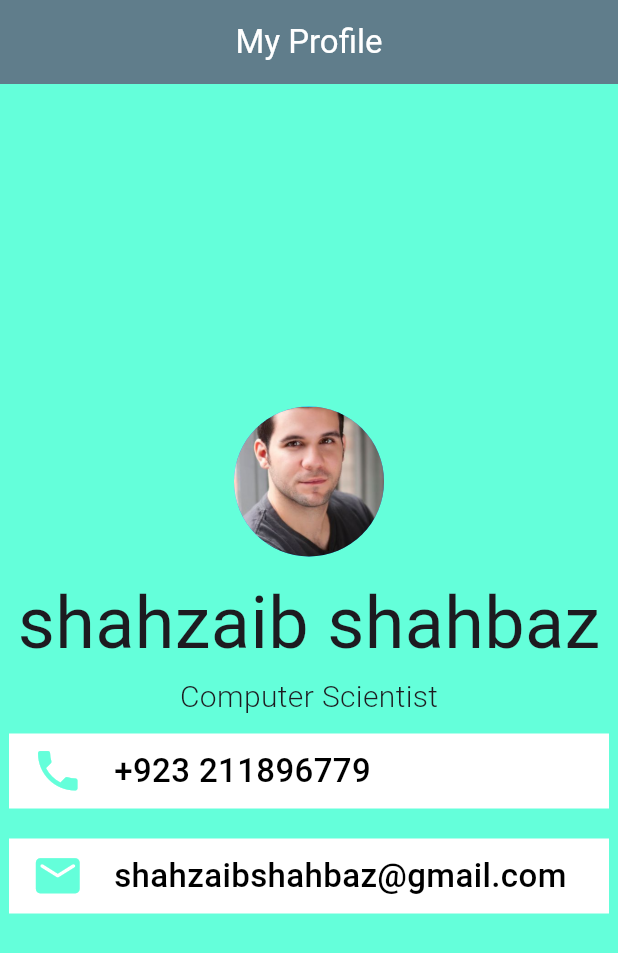
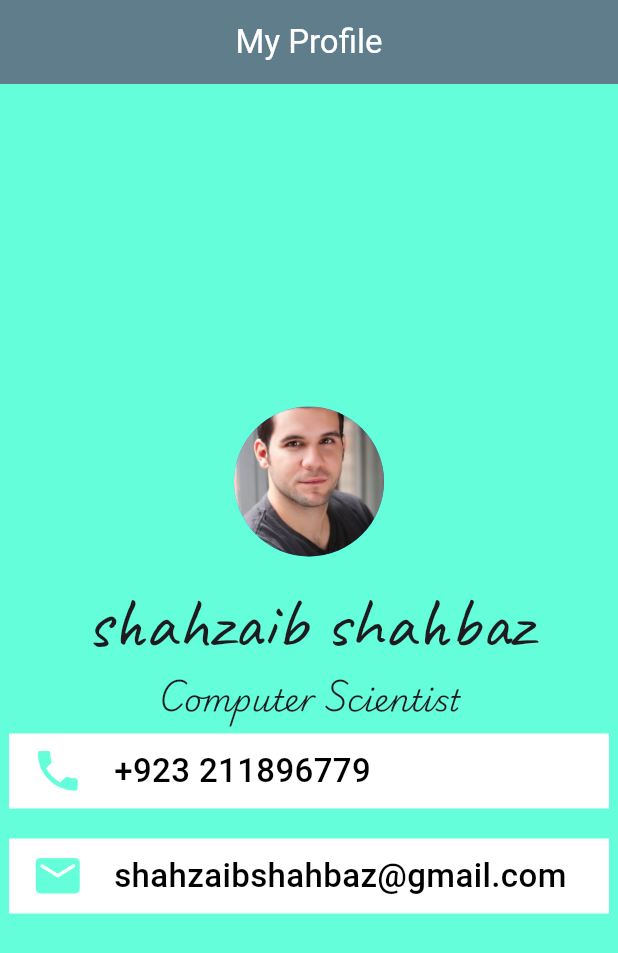
Before and after one commit to ShahzaibShahbaz/Random-Flutter, a Flutter app: the screen it shows after launch, on a phone screen of 412 x 824 dp. Shown: the top 953 px of the screen. Run offline on Flutter 3.47's test engine with Material 3 defaults, Android fonts, the phone set to English and light mode, and no system bars; our stand-ins replace google_fonts.

Commit message:
updated main.dart
added two styles of fonts and updated yaml file

```diff
--- a/lib/main.dart
+++ b/lib/main.dart
@@ -38,11 +38,11 @@ class MyApp extends StatelessWidget {
                     height: 10,
                   ),
 
-                  Text('shahzaib shahbaz', style: TextStyle(fontSize: 48),),
+                  Text('shahzaib shahbaz', style: TextStyle(fontSize: 48, fontFamily: 'Caveat'),),
 
 
 
-                  Text('Computer Scientist', style: TextStyle(fontWeight: FontWeight.w300, fontSize: 20),),
+                  Text('Computer Scientist', style: TextStyle(fontWeight: FontWeight.w300, fontSize: 20, fontFamily: 'PlaywriteAUTAS'),),
 
 SizedBox(height: 10,),
 
@@ -56,7 +56,7 @@ SizedBox(height: 10,),
                       children: [
                         Icon(Icons.phone, size: 35, color: Colors.tealAccent,),
                         SizedBox(width: 20,),
-                        Text('+923 211896779', style: TextStyle(color: Colors.black, fontSize: 22, fontWeight: FontWeight.w500),),
+                        Text('+923 211896779', style: TextStyle(color: Colors.black, fontSize: 22, fontWeight: FontWeight.w500, ), ),
                       ],
                     ),
                   ),
```
Also changed, not shown: pubspec.yaml (+9 -1 lines), fonts/Caveat-VariableFont_wght.ttf (added), fonts/PlaywriteAUTAS-VariableFont_wght.ttf (added).
